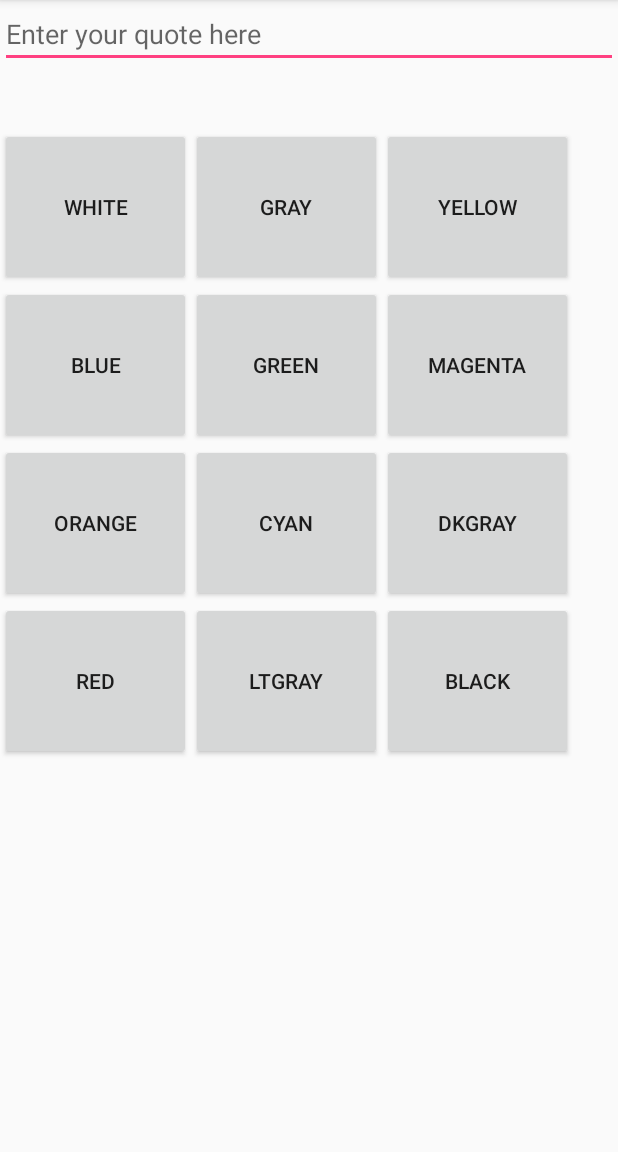
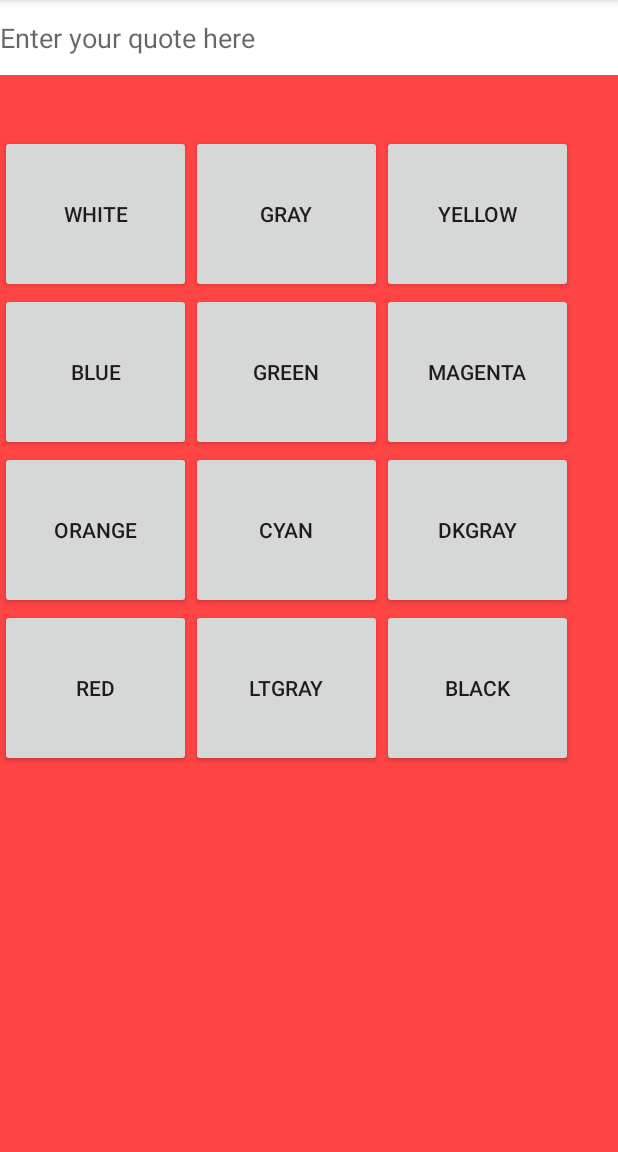
Before and after one commit to Siddharth1698/Quote-Maker, an Android app: the ColorSelection screen opened directly, with no data from a screen before it, on a phone screen of 412 x 824 dp, the part 84-1236 px from its top. Run offline under Robolectric (Android 15) with nearby library versions, the phone set to English and light mode, and no system bars.

Commit message:
Background of Activities Updated

```diff
--- a/app/src/main/res/layout/activity_color_selection.xml
+++ b/app/src/main/res/layout/activity_color_selection.xml
@@ -5,13 +5,15 @@
     android:id="@+id/l"
     android:layout_width="match_parent"
     android:layout_height="match_parent"
+    android:background="@android:color/holo_red_light"
     android:orientation="vertical"
     tools:context=".ColorSelection">
 
     <EditText
         android:id="@+id/editText"
         android:layout_width="match_parent"
-        android:layout_height="wrap_content"
+        android:layout_height="50dp"
+        android:background="@android:color/background_light"
         android:ems="10"
         android:hint="Enter your quote here"
         android:inputType="textPersonName" />
--- a/app/src/main/res/layout/activity_main.xml
+++ b/app/src/main/res/layout/activity_main.xml
@@ -4,6 +4,7 @@
     xmlns:tools="http://schemas.android.com/tools"
     android:layout_width="match_parent"
     android:layout_height="match_parent"
+    android:background="@android:color/holo_green_light"
     android:orientation="vertical"
     tools:context=".MainActivity">
 
@@ -21,7 +22,8 @@
         android:layout_height="51dp"
         android:paddingLeft="55dp"
         android:text="MAKE YOUR QUOTE TODAY"
-        android:textSize="20dp" />
+        android:textSize="20dp"
+        android:textStyle="italic" />
 
     <Button
         android:id="@+id/button"
@@ -29,5 +31,6 @@
         android:layout_height="wrap_content"
         android:layout_margin="70dp"
         android:layout_marginBottom="10dp"
+        android:background="@android:color/holo_red_light"
         android:text="START NOW" />
 </LinearLayout>
```
